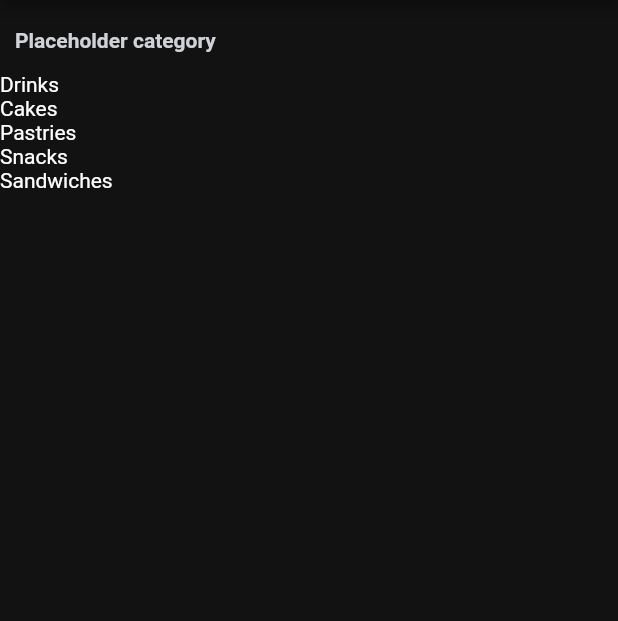
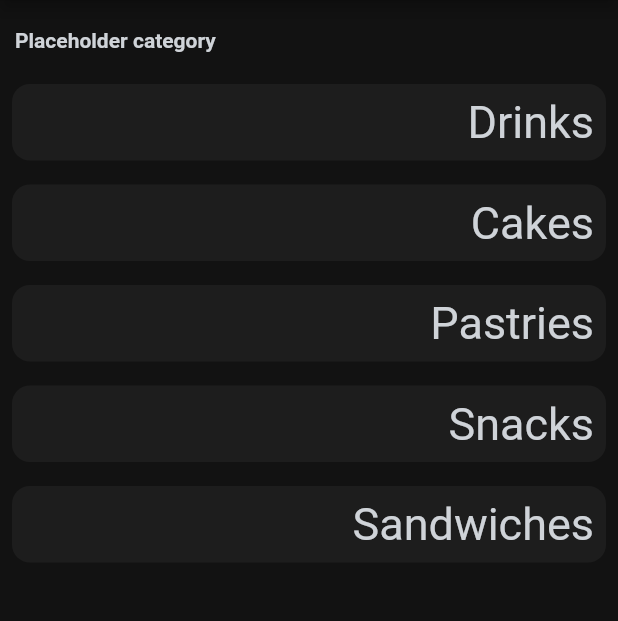
Before and after one commit to FEUP-ESOF-2020-21/open-cx-t1g3-pantufas, a Flutter app: the CategoryListScreen screen opened directly, on a phone screen of 412 x 824 dp, the part 84-705 px from its top. Run offline on Flutter 3.47's test engine with Material 2 defaults, Android fonts, the phone set to English and light mode, and no system bars.

Commit message:
Category list now opens procduct list on click

```diff
--- a/droneyourfood/lib/CategoryList.dart
+++ b/droneyourfood/lib/CategoryList.dart
@@ -3,6 +3,8 @@ import 'dart:convert';
 import 'package:flutter/services.dart';
 import 'package:flutter/widgets.dart';
 import 'package:flutter/material.dart';
+
+import 'listProduct.dart';
 
 class CategoryListWidget extends StatelessWidget {
   Future<String> loadFile(String fileName) async {
@@ -41,7 +43,7 @@ class CategoryListWidget extends StatelessWidget {
                     : categoryPromise.data.length,
                 itemBuilder: (context, index) {
                   String c = categoryPromise.data[index];
-                  return Text(c);
+                  return CategoryListItem(c);
                 },
               ))
             ],
@@ -50,36 +52,35 @@ class CategoryListWidget extends StatelessWidget {
   }
 }
 
-// class ProductWidgetText extends StatelessWidget {
-//   final Product product;
-//
-//   ProductWidgetText(Product product) : product = product;
-//
-//   @override
-//   Widget build(BuildContext context) {
-//     return Container(
-//         decoration: BoxDecoration(
-//             color: Theme.of(context).primaryColor,
-//             borderRadius: BorderRadius.all(Radius.circular(12.0))),
-//         padding: new EdgeInsets.all(8.0),
-//         margin: new EdgeInsets.all(8.0),
-//         child: new Row(
-//           children: <Widget>[
-//             Expanded(
-//                 child: SizedBox(
-//                     width: 80.0,
-//                     height: 80.0,
-//                     child: Image(
-//                       image: AssetImage('resources/logo.png'),
-//                       alignment: Alignment.centerLeft,
-//                     ))),
-//             Expanded(
-//                 child: Text(
-//               this.product.name,
-//               textAlign: TextAlign.right,
-//               style: TextStyle(color: Color(0xFFCFD3D8), fontSize: 30),
-//             ))
-//           ],
-//         ));
-//   }
-// }
+class CategoryListItem extends StatelessWidget {
+  final String category;
+
+  CategoryListItem(String category) : this.category = category;
+
+  @override
+  Widget build(BuildContext context) {
+    return InkWell(
+        onTap: () {
+          Navigator.of(context)
+              .push(MaterialPageRoute<Null>(builder: (BuildContext context) {
+            return new ProductListScreen(this.category);
+          }));
+        },
+        child: Container(
+            decoration: BoxDecoration(
+                color: Theme.of(context).primaryColor,
+                borderRadius: BorderRadius.all(Radius.circular(12.0))),
+            padding: new EdgeInsets.all(8.0),
+            margin: new EdgeInsets.all(8.0),
+            child: new Row(
+              children: <Widget>[
+                Expanded(
+                    child: Text(
+                  this.category,
+                  textAlign: TextAlign.right,
+                  style: TextStyle(color: Color(0xFFCFD3D8), fontSize: 30),
+                ))
+              ],
+            )));
+  }
+}
--- a/droneyourfood/lib/main.dart
+++ b/droneyourfood/lib/main.dart
@@ -94,7 +94,7 @@ class _MyHomePageState extends State<MyHomePage> {
                   //Use`Navigator` widget to pop oir go back to previous route / screen
                   Navigator.of(context).push(
                       MaterialPageRoute<Null>(builder: (BuildContext context) {
-                    return new ProductListScreen();
+                    return new ProductListScreen("All");
                   }));
                 }),
             RaisedButton(
@@ -104,8 +104,8 @@ class _MyHomePageState extends State<MyHomePage> {
                   //Use`Navigator` widget to pop oir go back to previous route / screen
                   Navigator.of(context).push(
                       MaterialPageRoute<Null>(builder: (BuildContext context) {
-                        return new CategoryListScreen();
-                      }));
+                    return new CategoryListScreen();
+                  }));
                 })
           ],
         ),
```
Also changed, not shown: droneyourfood/lib/ProductWidget.dart (+18 -3 lines), droneyourfood/lib/listProduct.dart (+6 -2 lines), droneyourfood/resources/products.json (+5 -5 lines).
